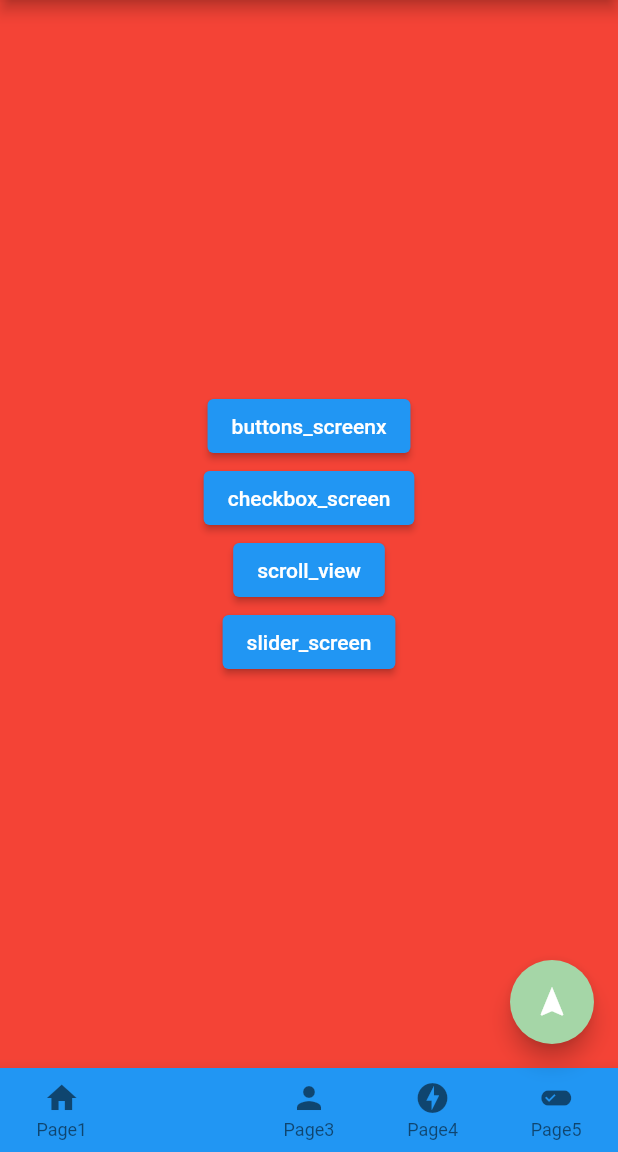
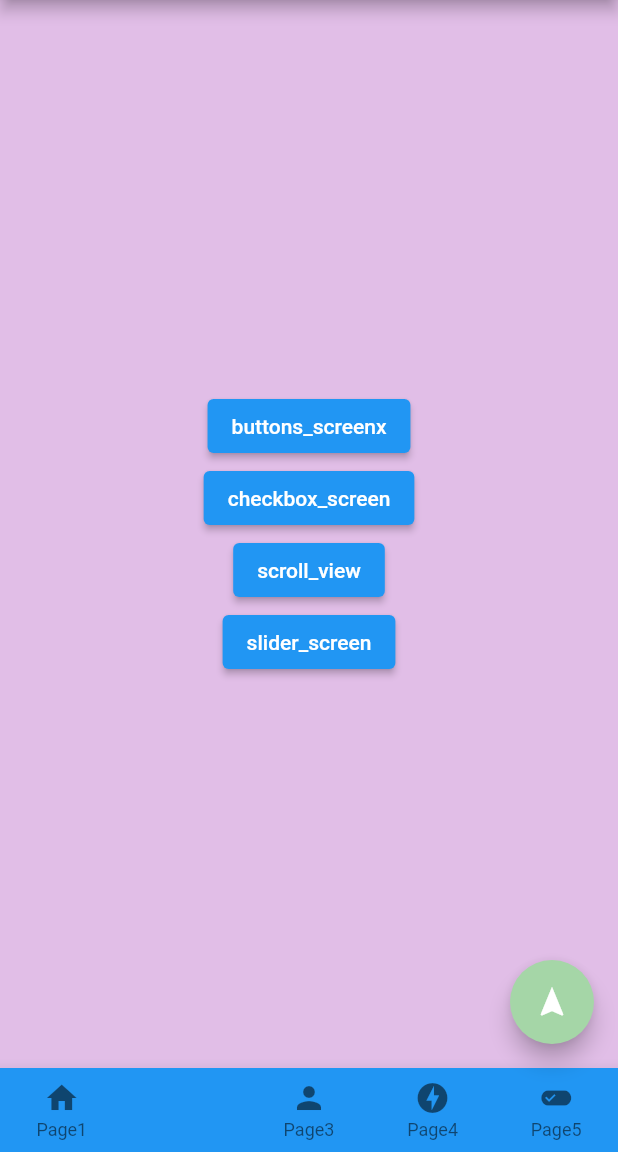
Before and after one commit to ramen2020/flutter_cheat, a Flutter app: the screen it shows after launch, item 2 of the bottom bar chosen, on a phone screen of 412 x 824 dp, the part 84-1236 px from its top. Run offline on Flutter 3.47's test engine with Material 2 defaults, Android fonts, the phone set to English and light mode, and no system bars.

Commit message:
page2 のUIを修正

```diff
--- a/lib/screen/page2_screen.dart
+++ b/lib/screen/page2_screen.dart
@@ -8,7 +8,7 @@ class Page2 extends StatelessWidget {
   @override
   Widget build(BuildContext context) {
     return Container(
-        color: Colors.red,
+        color: Colors.purple[100],
         alignment: Alignment.center,
         child: Column(
             crossAxisAlignment: CrossAxisAlignment.center,
```
